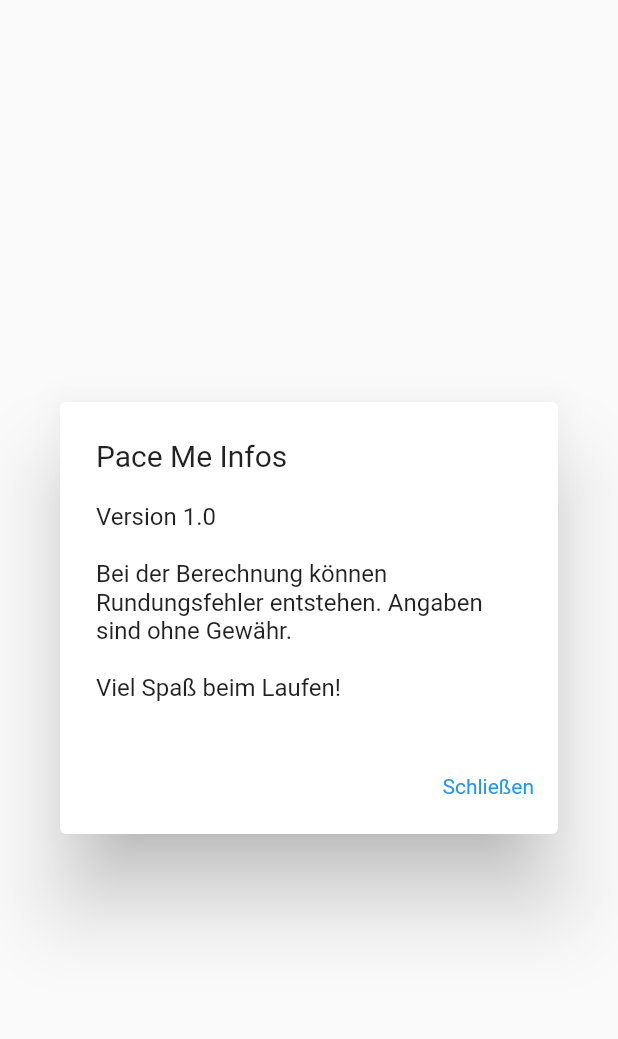
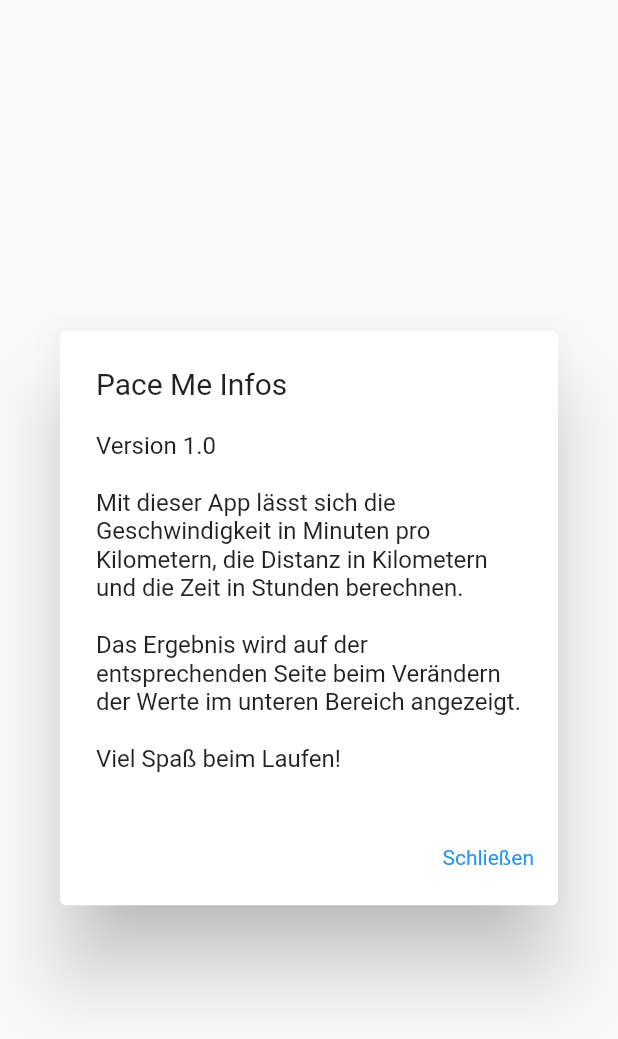
Before and after one commit to sebdombrowsky/publicDev, a Flutter app: the PopUpDialog widget shown alone on an empty page, opened directly, on a phone screen of 412 x 824 dp. Shown: the top 1039 px of the screen. Run offline on Flutter 3.47's test engine with Material 2 defaults, Android fonts, the phone set to English and light mode, and no system bars.

```diff
--- a/PaceRechner/App/pace_rechner/lib/pages/pace_rechner_widgets/pop_up_dialog.dart
+++ b/PaceRechner/App/pace_rechner/lib/pages/pace_rechner_widgets/pop_up_dialog.dart
@@ -13,7 +13,9 @@ class PopUpDialog extends StatelessWidget {
         children: const <Widget>[
           Text("Version 1.0"),
           Text(""),
-          Text("Bei der Berechnung können Rundungsfehler entstehen. Angaben sind ohne Gewähr."),
+          Text("Mit dieser App lässt sich die Geschwindigkeit in Minuten pro Kilometern, die Distanz in Kilometern und die Zeit in Stunden berechnen."),
+          Text(""),
+          Text("Das Ergebnis wird auf der entsprechenden Seite beim Verändern der Werte im unteren Bereich angezeigt."),
           Text(""),
           Text("Viel Spaß beim Laufen!"),
         ],
```
